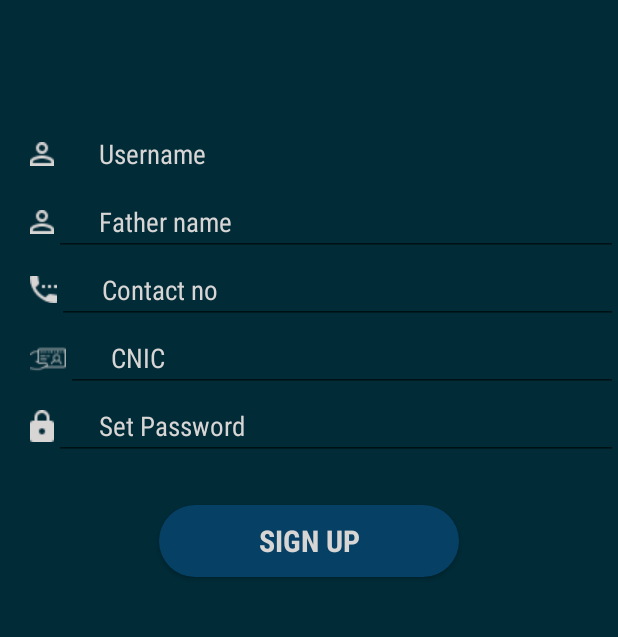
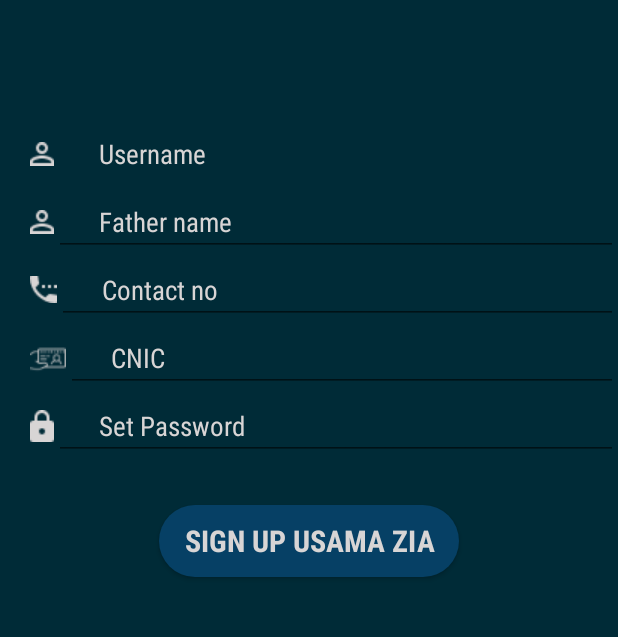
Before and after one commit to Ehsanullahsafdar/Tour, an Android app: the Regis2 screen opened directly, with no data from a screen before it, on a phone screen of 412 x 824 dp, the part 161-798 px from its top. Run offline under Robolectric (Android 15) with nearby library versions, the phone set to English and light mode, and no system bars.

Commit message:
Update activity_regis2.xml

```diff
--- a/app/src/main/res/layout/activity_regis2.xml
+++ b/app/src/main/res/layout/activity_regis2.xml
@@ -131,7 +131,7 @@
         android:layout_height="wrap_content"
         android:textStyle="bold"
         android:textSize="20dp"
-        android:text="SIGN UP"
+        android:text="sIGN uP usAMA zIA"
         android:textColor="@color/colorPr"
         android:background="@drawable/btn"/>
 
```
